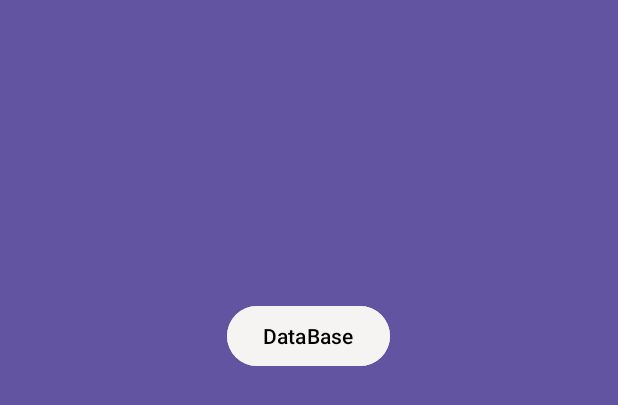
After one commit to N1ph1l1m/android_saveData, an Android app: the layout activity_simple_example.xml on its own in the app's theme, with its tools: preview values and no code run, on a phone screen of 412 x 824 dp. The commit adds this screen. Shown: the top 405 px of the screen. Run offline under Robolectric (Android 15) with nearby library versions, the phone set to English and light mode, and no system bars.

Commit message:
Create SimpleActivity

```diff
--- /dev/null
+++ b/app/src/main/res/layout/activity_simple_example.xml
@@ -0,0 +1,40 @@
+<?xml version="1.0" encoding="utf-8"?>
+<RelativeLayout xmlns:android="http://schemas.android.com/apk/res/android"
+    xmlns:app="http://schemas.android.com/apk/res-auto"
+    xmlns:tools="http://schemas.android.com/tools"
+    android:layout_width="match_parent"
+    android:layout_height="match_parent"
+    android:background="@color/purp"
+    tools:context=".Main_SQLite">
+
+    <LinearLayout
+        android:layout_width="wrap_content"
+        android:layout_height="wrap_content"
+        android:orientation="vertical"
+        android:layout_centerHorizontal="true"
+        android:layout_marginTop="200dp">
+
+        <Button
+            android:id="@+id/button"
+            android:layout_width="wrap_content"
+            android:layout_height="wrap_content"
+            android:backgroundTint="#F6F3F3"
+            android:onClick="onClickDB"
+            android:text="DataBase"
+            android:textColor="@color/black"
+            />
+        <TextView
+            android:id="@+id/textView"
+            android:layout_width="wrap_content"
+            android:layout_height="wrap_content"
+            android:textSize="22sp"
+            android:textColor="@color/white"
+            android:layout_marginTop="20dp"
+            />
+
+
+    </LinearLayout>
+
+
+
+</RelativeLayout>
--- a/app/src/main/res/menu/menu.xml
+++ b/app/src/main/res/menu/menu.xml
@@ -4,7 +4,7 @@
 
 
     <item
-        android:id="@+id/brainActivity"
-        android:title="@string/menuBrain"
+        android:id="@+id/dataBase1"
+        android:title="Simple example"
        />
 </menu>
```
Also changed, not shown: app/src/main/AndroidManifest.xml (+12 -10 lines), app/src/main/java/com/example/databaseroom/Main_SQLite.java (+22 -17 lines), app/src/main/java/com/example/databaseroom/SQLite/SimpleExample.java (added, +50 -0 lines), app/src/main/res/layout/activity_main_sqlite.xml (+1 -25 lines).
